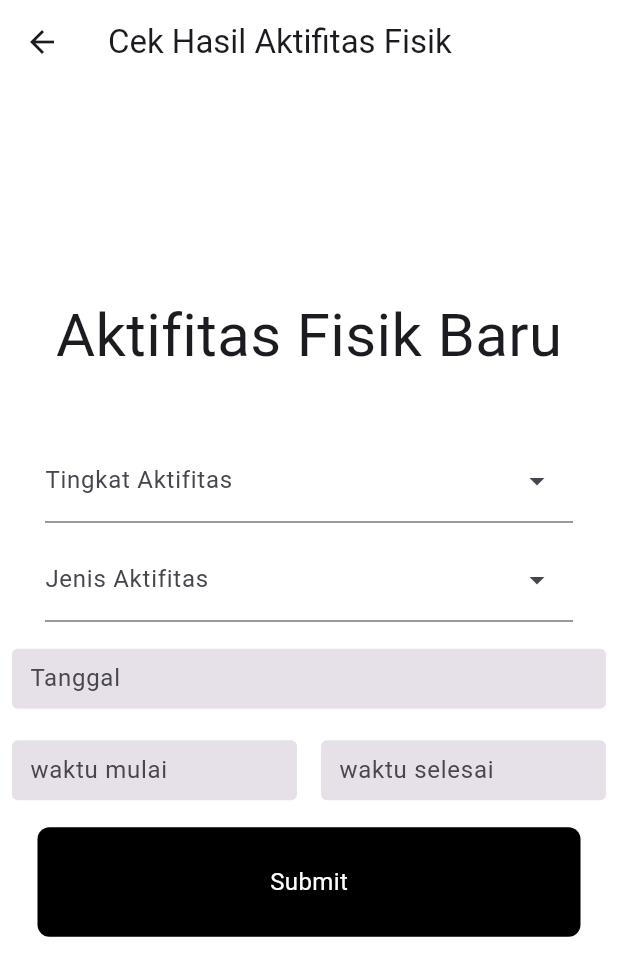
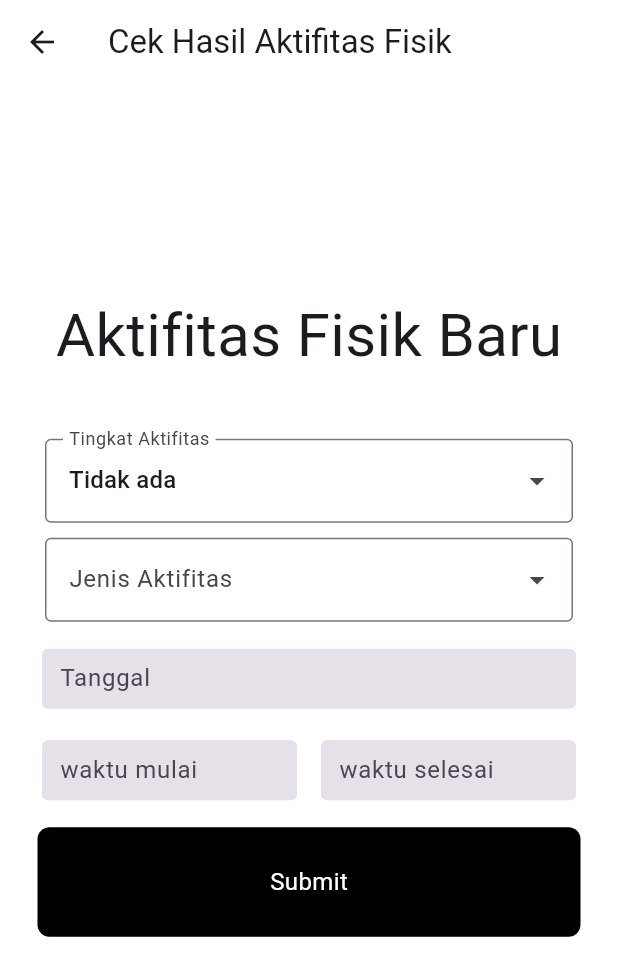
Before and after one commit to ilmamhf/monitoring_app, a Flutter app: the FormAktifitasPage screen opened directly, on a phone screen of 412 x 824 dp. Shown: the top 976 px of the screen. Run offline on Flutter 3.47's test engine with Material 3 defaults, Android fonts, the phone set to English and light mode, and no system bars; drawn by our look-alikes of dropdown_search; our stand-ins replace cloud_firestore, firebase_auth, firebase_core, fl_chart; accounts and stored records are empty.

Commit message:
form aktifitas fisik: frontend done

```diff
--- a/lib/components/my_dropdown.dart
+++ b/lib/components/my_dropdown.dart
@@ -20,6 +20,14 @@ class DropdownField extends StatefulWidget {
 }
 
 class _DropdownFieldState extends State<DropdownField> {
+  String _selectedItem = '';
+
+  @override
+  void initState() {
+    _selectedItem = widget.selectedItem;
+    super.initState();
+  }
+
   @override
   Widget build(BuildContext context) {
     return Padding(
@@ -29,7 +37,9 @@ class _DropdownFieldState extends State<DropdownField> {
         dropdownDecoratorProps: DropDownDecoratorProps(
           dropdownSearchDecoration: InputDecoration(
             labelText: widget.hintText,
-            // hintText: hintText,
+            border: OutlineInputBorder(
+
+            )
           )
         ),
         validator: (String? item) {
@@ -38,9 +48,16 @@ class _DropdownFieldState extends State<DropdownField> {
           else
             return null;
         },
-        onChanged: widget.onChange,
+        onChanged: (newValue) {
+          setState(() {
+            _selectedItem = newValue!;
+          });
+          widget.onChange(newValue);
+        },
+        selectedItem: _selectedItem,
         popupProps: PopupProps.menu(
-          showSearchBox: true,
+          showSearchBox: false,
+          fit: FlexFit.loose,
           itemBuilder: (context, item, isSelected) {
             return ListTile(
               title: Text(item),
@@ -51,4 +68,11 @@ class _DropdownFieldState extends State<DropdownField> {
       ),
     );
   }
+
+  @override
+  void didUpdateWidget(DropdownField oldWidget) {
+    super.didUpdateWidget(oldWidget);
+    _selectedItem = widget.selectedItem; // Update _selectedItem when widget is updated
+  }
+
 }
--- a/lib/components/time_picker.dart
+++ b/lib/components/time_picker.dart
@@ -53,7 +53,7 @@ class _TimePickerState extends State<TimePicker> {
 
     if (_picked != null){
       setState(() {
-        this.widget.TimeController.text = '${selectedTime.hour}:${selectedTime.minute}';
+        this.widget.TimeController.text = '${_picked.hour}:${_picked.minute}';
       });
     }
   }
--- a/lib/pages/form_aktifitas_page.dart
+++ b/lib/pages/form_aktifitas_page.dart
@@ -8,45 +8,33 @@ import '../models/aktifitas.dart';
 import '../services/firestore.dart';
 
 class FormAktifitasPage extends StatefulWidget {
-  FormAktifitasPage({super.key});
+  FormAktifitasPage({Key? key}) : super(key: key);
 
   @override
-  State<FormAktifitasPage> createState() => _FormAktifitasPageState();
+  _FormAktifitasPageState createState() => _FormAktifitasPageState();
 }
 
 class _FormAktifitasPageState extends State<FormAktifitasPage> {
-  // firestore
   final FirestoreService firestoreService = FirestoreService();
-
-  // text editing controllers
+  final dateController = TextEditingController();
+  final timeAwalController = TextEditingController();
+  final timeAkhirController = TextEditingController();
   String tingkatAktifitasController = 'Tidak ada';
-
-  String jenisAktifitasController = 'Tidak ada';
-
-  final dateController = TextEditingController();
-
-  final timeAwalController = TextEditingController();
-
-  final timeAkhirController = TextEditingController();
-
+  String jenisAktifitasController = '';
   List<String> listAktifitasSedang = [
     'Olahraga ringan',
     'Olahraga sedang',
     'Aktifitas rumah ringan',
     'Berkebun sedang'
   ];
-
   List<String> listAktifitasBerat = [
     'Olahraga berat',
     'Aktifitas rumah berat',
     'Berkebun berat',
     'Perbaikan rumah'
   ];
-
   DateTime? date;
-
   String tA = 'Tidak ada';
-
   String jA = 'Tidak ada';
 
   int calculateDurationInMinutes(TimeOfDay startTime, TimeOfDay endTime) {
@@ -58,7 +46,7 @@ class _FormAktifitasPageState extends State<FormAktifitasPage> {
   @override
   Widget build(BuildContext context) {
     return Scaffold(
-      resizeToAvoidBottomInset : false,
+      resizeToAvoidBottomInset: false,
       backgroundColor: Colors.white,
       appBar: AppBar(
         backgroundColor: Colors.white,
@@ -71,10 +59,11 @@ class _FormAktifitasPageState extends State<FormAktifitasPage> {
             child: Column(
               mainAxisAlignment: MainAxisAlignment.center,
               children: [
-                // logo
+                // judul
                 const Padding(
                   padding: EdgeInsets.only(bottom: 20.0),
-                  child: Text("Aktifitas Fisik Baru",
+                  child: Text(
+                    "Aktifitas Fisik Baru",
                     style: TextStyle(
                       fontSize: 40,
                     ),
@@ -83,49 +72,34 @@ class _FormAktifitasPageState extends State<FormAktifitasPage> {
 
                 const SizedBox(height: 20),
 
-                // Tingkat Aktifitas
+                // tingkat aktifitas
                 DropdownField(
+                  hintText: 'Tingkat Aktifitas',
+                  listString: [
+                    'Tidak ada aktifitas',
+                    'Aktifitas sedang',
+                    'Aktifitas berat'
+                  ],
                   selectedItem: tingkatAktifitasController,
-                  hintText: 'Tingkat Aktifitas',
-                  listString: ['Tidak ada aktifitas', 'Aktifitas sedang', 'Aktifitas berat'],
                   onChange: (newValue) {
                     setState(() {
                       tingkatAktifitasController = newValue!;
-                      jenisAktifitasController = 'Tidak ada';
+                      jenisAktifitasController = ''; // Kosongkan jenis aktifitas
                     });
                   },
                 ),
 
                 const SizedBox(height: 10),
 
-                // Jenis Aktifitas
-                if (tingkatAktifitasController == 'Aktifitas sedang')
+                // jenis aktifitas
                 DropdownField(
+                  hintText: 'Jenis Aktifitas',
+                  listString: tingkatAktifitasController == 'Aktifitas sedang'
+                      ? listAktifitasSedang
+                      : tingkatAktifitasController == 'Aktifitas berat'
+                          ? listAktifitasBerat
+                          : ['Tidak ada'],
                   selectedItem: jenisAktifitasController,
-                    hintText: 'Jenis Aktifitas',
-                    listString: listAktifitasSedang,
-                    onChange: (newValue) {
-                      setState(() {
-                        jenisAktifitasController = newValue!;
-                      });
-                    },
-                  )
-                else if (tingkatAktifitasController == 'Aktifitas berat')
-                  DropdownField(
-                    selectedItem: jenisAktifitasController,
-                    hintText: 'Jenis Aktifitas',
-                    listString: listAktifitasBerat,
-                    onChange: (newValue) {
-                      setState(() {
-                        jenisAktifitasController = newValue!;
-                      });
-                    },
-                  )
-                else
-                  DropdownField(
-                    selectedItem: jenisAktifitasController,
-                    hintText: 'Jenis Aktifitas',
-                    listString: ['Tidak ada'],
                   onChange: (newValue) {
                     setState(() {
                       jenisAktifitasController = newValue!;
@@ -136,24 +110,27 @@ class _FormAktifitasPageState extends State<FormAktifitasPage> {
                 const SizedBox(height: 10),
 
                 // tanggal
-                DatePicker(
+                Padding(
+                  padding: const EdgeInsets.symmetric(horizontal: 20.0),
+                  child: DatePicker(
                     text: 'Tanggal',
                     dateController: dateController,
+                  ),
                 ),
 
                 const SizedBox(height: 5),
 
-                // waktu mulai dan berhenti
-                Row(
+                // waktu mulai dan selesai
+                Padding(
+                  padding: const EdgeInsets.symmetric(horizontal: 20.0),
+                  child: Row(
                     mainAxisAlignment: MainAxisAlignment.spaceAround,
                     children: [
                       Expanded(
                         child: TimePicker(
                             text: 'waktu mulai',
-                        TimeController: timeAwalController
+                            TimeController: timeAwalController),
                       ),
-                    ),
-
                       Expanded(
                         child: TimePicker(
                             text: 'waktu selesai',
@@ -161,10 +138,8 @@ class _FormAktifitasPageState extends State<FormAktifitasPage> {
                       )
                     ],
                   ),
-
+                ),
                 const SizedBox(height: 10),
-
-                // submit button
                 MyButton(
                   text: "Submit",
                   onTap: () {
@@ -197,7 +172,6 @@ class _FormAktifitasPageState extends State<FormAktifitasPage> {
                   },
                   size: 25,
                 ),
-
               ],
             ),
           ),
```
Lines whose indentation alone changed are shown as unchanged.
